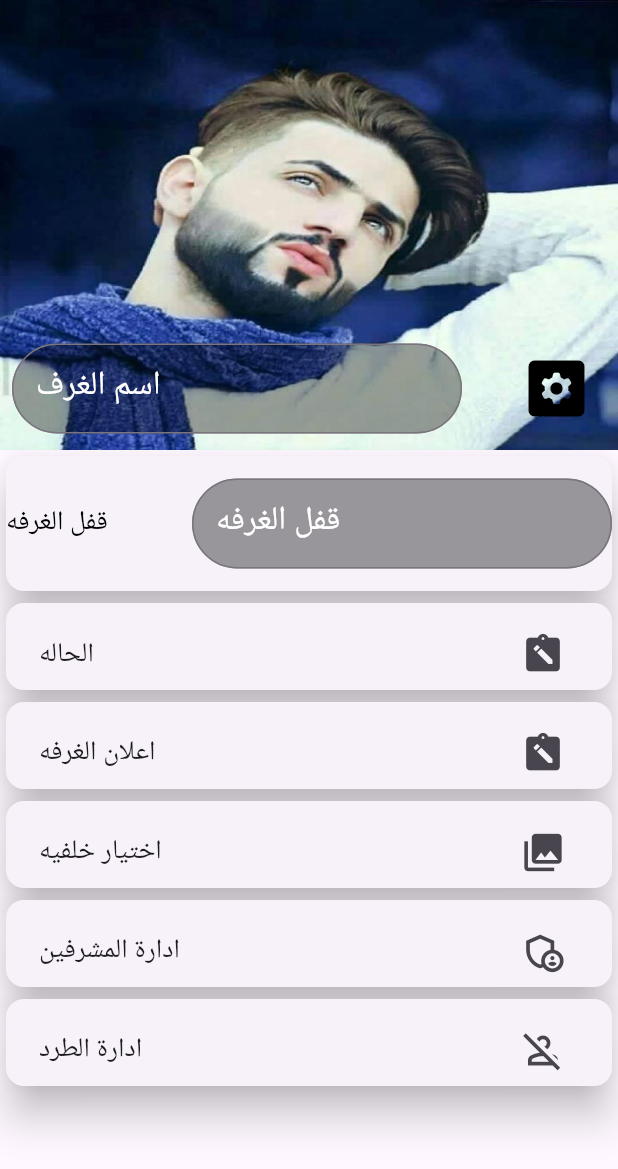
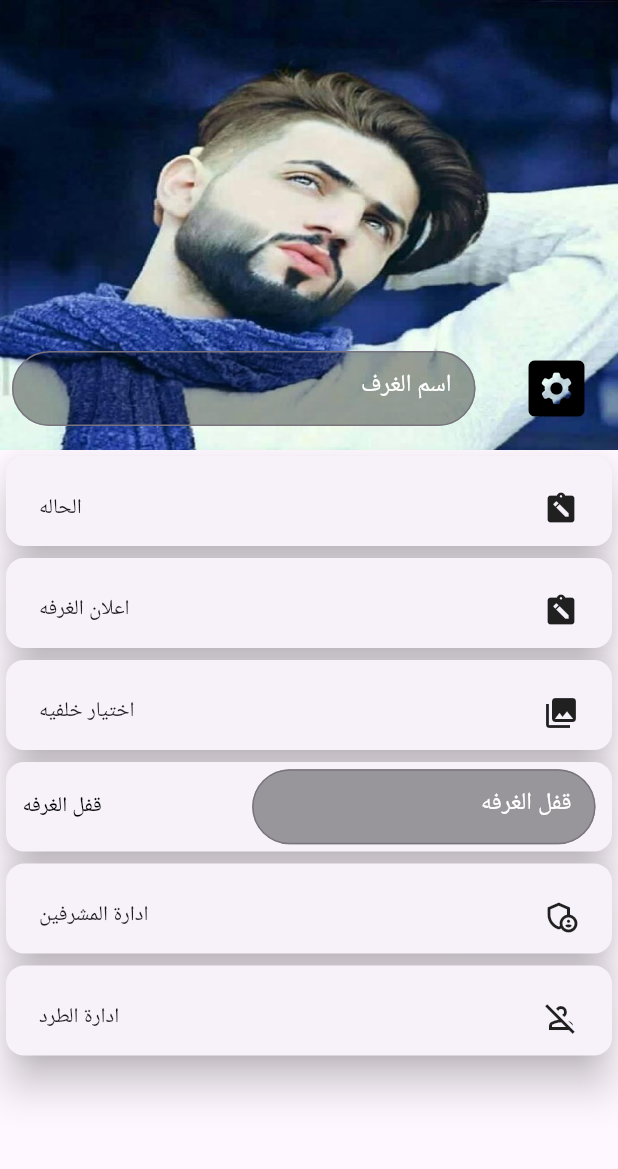
Before and after one commit to HassanMastawii/...can, a Flutter app: the Editroom screen opened directly, on a phone screen of 412 x 824 dp. Shown: the top 1169 px of the screen. Run offline on Flutter 3.47's test engine with Material 2 defaults, Android fonts, the phone set to English and light mode, and no system bars; our stand-ins replace curved_navigation_bar, dartz, flutter_image_slideshow, flutter_screenutil, get_it, google_fonts and 1 more; accounts and stored records are empty.

Commit message:
مجموعة تغيرات داخل الروم

```diff
--- a/lib/MyRoom.dart/MyRoom.dart
+++ b/lib/MyRoom.dart/MyRoom.dart
@@ -1,3 +1,4 @@
+// ignore_for_file: file_names
 // // ignore_for_file: file_names, avoid_unnecessary_containers, sized_box_for_whitespace
 
 // import 'package:canary_app/Home/Home.dart';
--- a/lib/app/pages/MyRoom.dart/edit_room.dart
+++ b/lib/app/pages/MyRoom.dart/edit_room.dart
@@ -2,6 +2,7 @@ import 'package:canary_app/app/pages/MyRoom.dart/a3lanRoom.dart';
 import 'package:canary_app/app/pages/MyRoom.dart/bacpicroom.dart';
 import 'package:canary_app/app/pages/MyRoom.dart/states.dart';
 import 'package:flutter/material.dart';
+import 'package:flutter_screenutil/flutter_screenutil.dart';
 import 'adminroom.dart';
 import 'blokroom.dart';
 
@@ -37,18 +38,16 @@ class _EditroomState extends State<Editroom> {
                     crossAxisAlignment: CrossAxisAlignment.center,
                     mainAxisAlignment: MainAxisAlignment.spaceBetween,
                     children: [
-                      Center(
-                        child: IconButton(
+                      IconButton(
                           color: Colors.black,
                           onPressed: () {},
                           icon: const Icon(
                             Icons.settings_applications_rounded,
                             size: 50,
                           )),
-                      ),
                       Container(
-                        height: 60,
-                        width: 300,
+                        height: 50,
+                        width: 270.w,
                         decoration: const BoxDecoration(
                             borderRadius: BorderRadius.all(Radius.circular(33)),
                             color: Colors.black38),
@@ -59,16 +58,14 @@ class _EditroomState extends State<Editroom> {
                                   borderRadius:
                                       BorderRadius.all(Radius.circular(33))),
                               hintText: "اسم الغرف",
-                              hintTextDirection: TextDirection.ltr,
-                              fillColor: Colors.amber,
-                              focusColor: Colors.amber,
+
                               helperStyle:
-                                  TextStyle(color: Colors.white, fontSize: 22),
+                                  TextStyle(color: Colors.white, ),
                               hintStyle:
-                                  TextStyle(color: Colors.white, fontSize: 22),
+                                  TextStyle(color: Colors.white, ),
                               hoverColor: Colors.blueGrey,
                               labelStyle:
-                                  TextStyle(color: Colors.white, fontSize: 22)),
+                                  TextStyle(color: Colors.white, )),
                         ),
                       ),
                     ],
@@ -76,16 +73,105 @@ class _EditroomState extends State<Editroom> {
                 ),
               ],
             ),
+            InkWell(
+              onTap: () {
+                showModalBottomSheet(
+                    context: context,
+                    builder: (context) {
+                      return const States();
+                    });
+              },
+              child: Card(
+                elevation: 11,
+                child: Padding(
+                  padding: const EdgeInsets.only(left: 22, right: 22, top: 10),
+                  child: SizedBox(
+                    height: 50,
+                    child: Row(
+                      mainAxisAlignment: MainAxisAlignment.spaceBetween,
+                      children: const [
+                        Icon(Icons.note_alt),
+                        Text(
+                          "الحاله",
+                          style: TextStyle(fontWeight: FontWeight.w500),
+                        ),
+                      ],
+                    ),
+                  ),
+                ),
+              ),
+            ),
+            InkWell(
+              onTap: () {
+                showModalBottomSheet(
+                    useSafeArea: true,
+                    context: context,
+                    builder: (context) {
+                      return const A3lanRoom();
+                    });
+              },
+              child: Card(
+                elevation: 11,
+                child: Padding(
+                  padding: const EdgeInsets.only(left: 22, right: 22, top: 10),
+                  child: SizedBox(
+                    height: 50,
+                    child: Row(
+                      mainAxisAlignment: MainAxisAlignment.spaceBetween,
+                      children: const [
+                        Icon(Icons.note_alt),
+                        Text(
+                          "اعلان الغرفه",
+                          style: TextStyle(fontWeight: FontWeight.w500),
+                        ),
+                      ],
+                    ),
+                  ),
+                ),
+              ),
+            ),
+            InkWell(
+              onTap: () {
+                Navigator.push(
+                    context,
+                    MaterialPageRoute(
+                      builder: (context) => const Bacpicroom(),
+                    ));
+              },
+              child: Card(
+                elevation: 11,
+                child: Padding(
+                  padding: const EdgeInsets.only(left: 22, right: 22, top: 10),
+                  child: SizedBox(
+                    height: 50,
+                    child: Row(
+                      mainAxisAlignment: MainAxisAlignment.spaceBetween,
+                      children: const [
+                        Icon(
+                          Icons.photo_library,
+                        ),
+                        Text(
+                          "اختيار خلفيه",
+                          style: TextStyle(fontWeight: FontWeight.w500),
+                        ),
+                      ],
+                    ),
+                  ),
+                ),
+              ),
+            ),
             Card(
               elevation: 11,
-              child: Container(
-                height: 90,
+              child: SizedBox(
+                height: 50.h,
+                child: Padding(
+                  padding: const EdgeInsets.symmetric(horizontal: 11),
                   child: Row(
                     mainAxisAlignment: MainAxisAlignment.spaceBetween,
                     children: [
                       Container(
-                      height: 60,
-                      width: 280,
+                        height: 50,
+                        width: 200.w,
                         decoration: const BoxDecoration(
                             borderRadius: BorderRadius.all(Radius.circular(33)),
                             color: Colors.black38),
@@ -96,120 +182,32 @@ class _EditroomState extends State<Editroom> {
                                   borderRadius:
                                       BorderRadius.all(Radius.circular(33))),
                               hintText: "قفل الغرفه",
-                            hintTextDirection: TextDirection.ltr,
-                            fillColor: Colors.amber,
-                            focusColor: Colors.amber,
-                            helperStyle:
-                                TextStyle(color: Colors.white, fontSize: 22),
-                            hintStyle:
-                                TextStyle(color: Colors.white, fontSize: 22),
+                              helperStyle: TextStyle(
+                                color: Colors.white,
+                              ),
+                              hintStyle: TextStyle(
+                                color: Colors.white,
+                              ),
                               hoverColor: Colors.blueGrey,
-                            labelStyle:
-                                TextStyle(color: Colors.black, fontSize: 22)),
+                              labelStyle: TextStyle(
+                                color: Colors.black,
+                              )),
                         ),
                       ),
+                      const Spacer(),
                       const Text(
                         "قفل الغرفه",
-                      style: TextStyle(color: Colors.black, fontSize: 18),
+                        style: TextStyle(
+                          color: Colors.black,
+                        ),
                       ),
                     ],
                   ),
                 ),
               ),
-            Card(
-              elevation: 11,
-              child: Padding(
-                padding: const EdgeInsets.only(left: 22, right: 22, top: 10),
-                child: Row(
-                  mainAxisAlignment: MainAxisAlignment.spaceBetween,
-                  children: [
-                    IconButton(
-                        onPressed: () {
-                          showModalBottomSheet(
-                              context: context,
-                              builder: (context) {
-                                return const States();
-                              });
-                        },
-                        icon: const Icon(
-                          Icons.note_alt,
-                          size: 30,
-                        )),
-                    const Text(
-                      "الحاله",
-                      style:
-                          TextStyle(fontSize: 18, fontWeight: FontWeight.w500),
             ),
-                  ],
-                ),
-              ),
-            ),
-            Card(
-              elevation: 11,
-              child: Padding(
-                padding: const EdgeInsets.only(left: 22, right: 22, top: 10),
-                child: Row(
-                  mainAxisAlignment: MainAxisAlignment.spaceBetween,
-                  children: [
-                    IconButton(
-                        onPressed: () {
-                          showModalBottomSheet(
-                              useSafeArea: true,
-                              context: context,
-                              builder: (context) {
-                                return const A3lanRoom();
-                              });
-                        },
-                        icon: const Icon(
-                          Icons.note_alt,
-                          size: 30,
-                        )),
-                    const Text(
-                      "اعلان الغرفه",
-                      style:
-                          TextStyle(fontSize: 18, fontWeight: FontWeight.w500),
-                    ),
-                  ],
-                ),
-              ),
-            ),
-            Card(
-              elevation: 11,
-              child: Padding(
-                padding: const EdgeInsets.only(left: 22, right: 22, top: 10),
-                child: Row(
-                  mainAxisAlignment: MainAxisAlignment.spaceBetween,
-                  children: [
-                    IconButton(
-                        onPressed: () {
-                          Navigator.push(
-                              context,
-                              MaterialPageRoute(
-                                builder: (context) => const Bacpicroom(),
-                              ));
-                        },
-                        icon: const Icon(
-                          Icons.photo_library,
-                          size: 30,
-                        )),
-                    const Text(
-                      "اختيار خلفيه",
-                      style:
-                          TextStyle(fontSize: 18, fontWeight: FontWeight.w500),
-                    ),
-                  ],
-                ),
-              ),
-            ),
-            Card(
-              elevation: 11,
-              child: Padding(
-                padding: const EdgeInsets.only(left: 22, right: 22, top: 10),
-                child: Row(
-                  mainAxisAlignment: MainAxisAlignment.spaceBetween,
-                  children: [
-                    IconButton(
-                        onPressed: () {
+            InkWell(
+              onTap: () {
                 showModalBottomSheet(
                     useSafeArea: true,
                     context: context,
@@ -217,28 +215,28 @@ class _EditroomState extends State<Editroom> {
                       return const Adminroom();
                     });
               },
-                        icon: const Icon(
-                          Icons.admin_panel_settings_outlined,
-                          size: 30,
-                        )),
-                    const Text(
+              child: Card(
+                elevation: 11,
+                child: Padding(
+                  padding: const EdgeInsets.only(left: 22, right: 22, top: 10),
+                  child: SizedBox(
+                    height: 50,
+                    child: Row(
+                      mainAxisAlignment: MainAxisAlignment.spaceBetween,
+                      children: const [
+                        Icon(Icons.admin_panel_settings_outlined),
+                        Text(
                           "ادارة المشرفين",
-                      style:
-                          TextStyle(fontSize: 18, fontWeight: FontWeight.w500),
+                          style: TextStyle(fontWeight: FontWeight.w500),
                         ),
                       ],
                     ),
                   ),
                 ),
-            Card(
-              elevation: 11,
-              child: Padding(
-                padding: const EdgeInsets.only(left: 22, right: 22, top: 10),
-                child: Row(
-                  mainAxisAlignment: MainAxisAlignment.spaceBetween,
-                  children: [
-                    IconButton(
-                        onPressed: () {
+              ),
+            ),
+            InkWell(
+              onTap: () {
                 showModalBottomSheet(
                     useSafeArea: true,
                     context: context,
@@ -246,16 +244,23 @@ class _EditroomState extends State<Editroom> {
                       return const Blokroom();
                     });
               },
-                        icon: const Icon(
-                          Icons.person_off_outlined,
-                          size: 30,
-                        )),
-                    const Text(
+              child: Card(
+                elevation: 11,
+                child: Padding(
+                  padding: const EdgeInsets.only(left: 22, right: 22, top: 10),
+                  child: SizedBox(height: 50,
+                    child: Row(
+                      mainAxisAlignment: MainAxisAlignment.spaceBetween,
+                      children: const [
+                        Icon(Icons.person_off_outlined),
+                        Text(
                           "ادارة الطرد",
-                      style:
-                          TextStyle(fontSize: 18, fontWeight: FontWeight.w500),
+                          style: TextStyle(
+                              fontWeight: FontWeight.w500),
                         ),
                       ],
+                    ),
+                  ),
                 ),
               ),
             ),
--- a/lib/app/pages/auth/Login.dart
+++ b/lib/app/pages/auth/Login.dart
@@ -1,3 +1,5 @@
+// ignore_for_file: file_names
+
 import 'package:flutter/material.dart';
 import 'package:google_fonts/google_fonts.dart';
 
--- a/lib/app/pages/auth/Welcom1.dart
+++ b/lib/app/pages/auth/Welcom1.dart
@@ -1,3 +1,5 @@
+// ignore_for_file: file_names
+
 import 'package:canary_app/app/pages/auth/sign_up.dart';
 import 'package:flutter/material.dart';
 import 'package:google_fonts/google_fonts.dart';
--- a/lib/app/pages/customer_service/notifications.dart
+++ b/lib/app/pages/customer_service/notifications.dart
@@ -17,7 +17,7 @@ class _NotificationsState extends State<Notifications> {
       ),
       body:  Column(
         mainAxisAlignment: MainAxisAlignment.end,
-        children: [
+        children: const [
           Text("2/4/2023  22:23"),
           Padding(
             padding: EdgeInsets.all(8.0),
--- a/lib/app/pages/family/create_family.dart
+++ b/lib/app/pages/family/create_family.dart
@@ -51,7 +51,7 @@ class CreateFamily extends StatelessWidget {
                             children: [
                               20.getHightSizedBox(),
                               Row(
-                                children: [
+                                children: const [
                                   Text("اسم العائلة : "),
                                   Expanded(
                                     child: MyTextField(),
--- a/lib/app/pages/profail/ferind.dart
+++ b/lib/app/pages/profail/ferind.dart
@@ -20,10 +20,10 @@ class _FerindState extends State<Ferind> {
           child: Column(
             children: [
               Padding(
-                padding: EdgeInsets.all(8.0),
+                padding: const EdgeInsets.all(8.0),
                 child: Row(
                   mainAxisAlignment: MainAxisAlignment.spaceAround,
-                  children: [
+                  children: const [
                     MyButton(text: "الأصدقاء"),
                     MyButton(text: "الرسائل"),
                   ],
--- a/lib/main.dart
+++ b/lib/main.dart
@@ -21,8 +21,3 @@ Future<void> initial() async {
   await LocalDataSourceImpl.init();
   await initInjections();
 }
-
-
-
-
-// hassan mastawi
--- a/lib/min_baer/exstra/exstra.dart
+++ b/lib/min_baer/exstra/exstra.dart
@@ -1,7 +1,6 @@
 // ignore_for_file: sized_box_for_whitespace
 
 import 'package:flutter/material.dart';
-import 'package:flutter/rendering.dart';
 import 'package:flutter_screenutil/flutter_screenutil.dart';
 
 class Exstra extends StatefulWidget {
```
Also changed, not shown: lib/app/components/model_bottom_sheet/chatInRoom.dart (+7 -8 lines), lib/app/pages/Home/edit_profile.dart (+18 -18 lines), lib/app/pages/Home/home_rooms.dart (+5 -2 lines), lib/app/pages/MyRoom.dart/a3lanRoom.dart (+7 -5 lines), lib/app/pages/MyRoom.dart/my_room.dart (+40 -36 lines), lib/app/pages/MyRoom.dart/peopleinroom.dart (+26 -49 lines), lib/app/components/model_bottom_sheet/list_chat_privt_inroom.dart (renamed from lib/app/components/list_chat_privt_inroom.dart), lib/app/components/model_bottom_sheet/massagePraevit.dart (deleted), lib/massge/Masseg.dart (deleted). Lines whose indentation alone changed are shown as unchanged.
